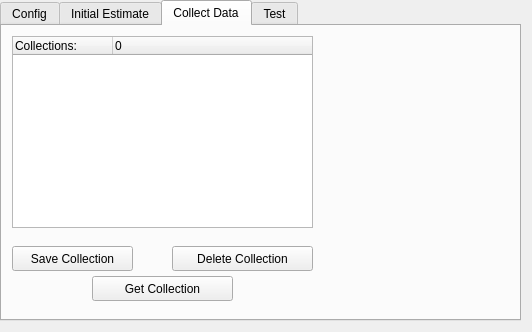
Old version of the form atom_rviz_plugin/src/ui/calibration_panel.ui in the repository lardemua/atom_rviz_plugin.
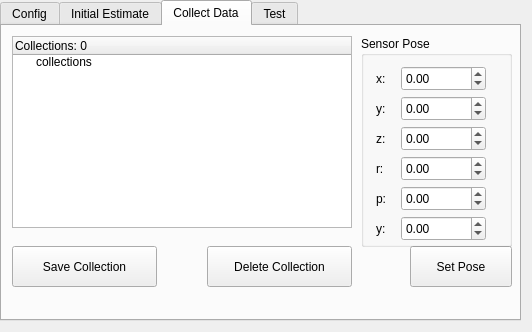
New version of the form. The open tabs and pages were chosen to show the change.

```diff
--- a/atom_rviz_plugin/src/ui/calibration_panel.ui
+++ b/atom_rviz_plugin/src/ui/calibration_panel.ui
@@ -1413,8 +1413,8 @@
       <rect>
        <x>10</x>
        <y>220</y>
-       <width>121</width>
-       <height>25</height>
+       <width>145</width>
+       <height>41</height>
       </rect>
      </property>
      <property name="text">
@@ -1424,10 +1424,10 @@
     <widget class="QPushButton" name="collectDataDeleteButton">
      <property name="geometry">
       <rect>
-       <x>170</x>
+       <x>205</x>
        <y>220</y>
-       <width>141</width>
-       <height>25</height>
+       <width>145</width>
+       <height>41</height>
       </rect>
      </property>
      <property name="text">
@@ -1439,34 +1439,239 @@
       <rect>
        <x>10</x>
        <y>10</y>
-       <width>301</width>
+       <width>340</width>
        <height>192</height>
       </rect>
      </property>
      <column>
       <property name="text">
-       <string>Collections:</string>
+       <string>Collections: 0</string>
       </property>
      </column>
-     <column>
+     <item>
       <property name="text">
-       <string>0</string>
+       <string>collections</string>
       </property>
-     </column>
+     </item>
     </widget>
     <widget class="QPushButton" name="collectDataGetCollectionButton">
      <property name="geometry">
       <rect>
-       <x>90</x>
-       <y>250</y>
-       <width>141</width>
-       <height>25</height>
+       <x>408</x>
+       <y>220</y>
+       <width>102</width>
+       <height>41</height>
       </rect>
      </property>
      <property name="text">
-      <string>Get Collection</string>
+      <string>Set Pose</string>
      </property>
     </widget>
+    <widget class="QGroupBox" name="collectDataGroupBox">
+     <property name="geometry">
+      <rect>
+       <x>359</x>
+       <y>10</y>
+       <width>151</width>
+       <height>211</height>
+      </rect>
+     </property>
+     <property name="title">
+      <string>Sensor Pose</string>
+     </property>
+     <widget class="QLabel" name="collectDataPoseXLabel">
+      <property name="geometry">
+       <rect>
+        <x>15</x>
+        <y>35</y>
+        <width>20</width>
+        <height>15</height>
+       </rect>
+      </property>
+      <property name="text">
+       <string>x:</string>
+      </property>
+     </widget>
+     <widget class="QLabel" name="collectDataPoseYLabel">
+      <property name="geometry">
+       <rect>
+        <x>15</x>
+        <y>65</y>
+        <width>20</width>
+        <height>15</height>
+       </rect>
+      </property>
+      <property name="text">
+       <string>y:</string>
+      </property>
+     </widget>
+     <widget class="QLabel" name="collectDataPoseZLabel">
+      <property name="geometry">
+       <rect>
+        <x>15</x>
+        <y>95</y>
+        <width>20</width>
+        <height>15</height>
+       </rect>
+      </property>
+      <property name="text">
+       <string>z:</string>
+      </property>
+     </widget>
+     <widget class="QLabel" name="collectDataPoseRollLabel">
+      <property name="geometry">
+       <rect>
+        <x>15</x>
+        <y>125</y>
+        <width>20</width>
+        <height>15</height>
+       </rect>
+      </property>
+      <property name="text">
+       <string>r:</string>
+      </property>
+     </widget>
+     <widget class="QLabel" name="collectDataPosePitchLabel">
+      <property name="geometry">
+       <rect>
+        <x>15</x>
+        <y>155</y>
+        <width>20</width>
+        <height>15</height>
+       </rect>
+      </property>
+      <property name="text">
+       <string>p:</string>
+      </property>
+     </widget>
+     <widget class="QLabel" name="collectDataPoseYawLabel">
+      <property name="geometry">
+       <rect>
+        <x>15</x>
+        <y>185</y>
+        <width>20</width>
+        <height>15</height>
+       </rect>
+      </property>
+      <property name="text">
+       <string>y:</string>
+      </property>
+     </widget>
+     <widget class="QDoubleSpinBox" name="collectDataPoseXDoubleSpinBox">
+      <property name="geometry">
+       <rect>
+        <x>40</x>
+        <y>30</y>
+        <width>85</width>
+        <height>25</height>
+       </rect>
+      </property>
+      <property name="minimum">
+       <double>-1000.000000000000000</double>
+      </property>
+      <property name="maximum">
+       <double>1000.000000000000000</double>
+      </property>
+      <property name="singleStep">
+       <double>0.050000000000000</double>
+      </property>
+     </widget>
+     <widget class="QDoubleSpinBox" name="collectDataPoseYDoubleSpinBox">
+      <property name="geometry">
+       <rect>
+        <x>40</x>
+        <y>60</y>
+        <width>85</width>
+        <height>25</height>
+       </rect>
+      </property>
+      <property name="minimum">
+       <double>-1000.000000000000000</double>
+      </property>
+      <property name="maximum">
+       <double>1000.000000000000000</double>
+      </property>
+      <property name="singleStep">
+       <double>0.050000000000000</double>
+      </property>
+     </widget>
+     <widget class="QDoubleSpinBox" name="collectDataPoseZDoubleSpinBox">
+      <property name="geometry">
+       <rect>
+        <x>40</x>
+        <y>90</y>
+        <width>85</width>
+        <height>25</height>
+       </rect>
+      </property>
+      <property name="minimum">
+       <double>-1000.000000000000000</double>
+      </property>
+      <property name="maximum">
+       <double>1000.000000000000000</double>
+      </property>
+      <property name="singleStep">
+       <double>0.050000000000000</double>
+      </property>
+     </widget>
+     <widget class="QDoubleSpinBox" name="collectDataPoseRollDoubleSpinBox">
+      <property name="geometry">
+       <rect>
+        <x>40</x>
+        <y>120</y>
+        <width>85</width>
+        <height>25</height>
+       </rect>
+      </property>
+      <property name="minimum">
+       <double>-1000.000000000000000</double>
+      </property>
+      <property name="maximum">
+       <double>1000.000000000000000</double>
+      </property>
+      <property name="singleStep">
+       <double>0.050000000000000</double>
+      </property>
+     </widget>
+     <widget class="QDoubleSpinBox" name="collectDataPosePitchDoubleSpinBox">
+      <property name="geometry">
+       <rect>
+        <x>40</x>
+        <y>150</y>
+        <width>85</width>
+        <height>25</height>
+       </rect>
+      </property>
+      <property name="minimum">
+       <double>-1000.000000000000000</double>
+      </property>
+      <property name="maximum">
+       <double>1000.000000000000000</double>
+      </property>
+      <property name="singleStep">
+       <double>0.050000000000000</double>
+      </property>
+     </widget>
+     <widget class="QDoubleSpinBox" name="collectDataPoseYawDoubleSpinBox">
+      <property name="geometry">
+       <rect>
+        <x>40</x>
+        <y>180</y>
+        <width>85</width>
+        <height>25</height>
+       </rect>
+      </property>
+      <property name="minimum">
+       <double>-1000.000000000000000</double>
+      </property>
+      <property name="maximum">
+       <double>1000.000000000000000</double>
+      </property>
+      <property name="singleStep">
+       <double>0.050000000000000</double>
+      </property>
+     </widget>
+    </widget>
    </widget>
    <widget class="QWidget" name="widget">
     <attribute name="title">
```
Left out of the diff: 4 changed lines with no effect on the pictures.
